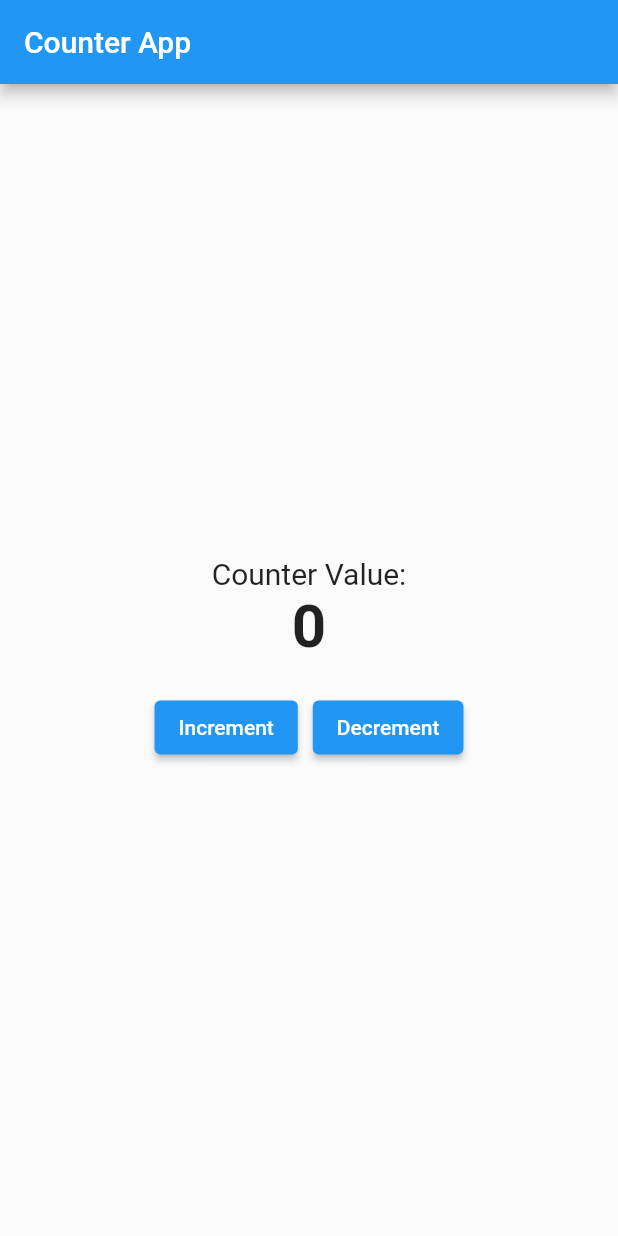
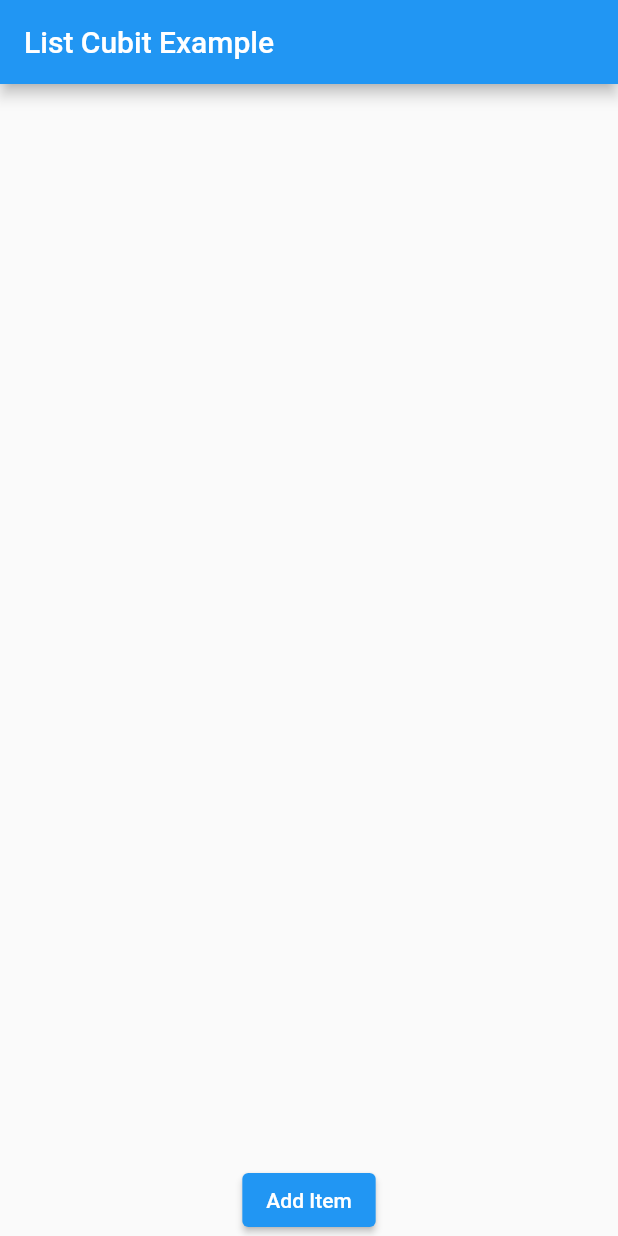
Before and after one commit to rohansolse/profiletrial, a Flutter app: the screen it shows after launch, on a phone screen of 412 x 824 dp. Run offline on Flutter 3.47's test engine with Material 2 defaults, Android fonts, the phone set to English and light mode, and no system bars; our stand-ins replace bloc, equatable, flutter_bloc.

Commit message:
list completed

```diff
--- a/lib/cubit/counter_cubit.dart
+++ /dev/null
@@ -1,9 +0,0 @@
-// counter_cubit.dart
-import 'package:bloc/bloc.dart';
-
-class CounterCubit extends Cubit<int> {
-  CounterCubit() : super(0);
-
-  void increment() => emit(state + 1);
-  void decrement() => emit(state - 1);
-}
--- /dev/null
+++ b/lib/cubit/list_cubit.dart
@@ -0,0 +1,12 @@
+// list_cubit.dart
+import 'package:bloc/bloc.dart';
+import 'package:my_app/cubit/list_state.dart';
+
+class ListCubit extends Cubit<ListState> {
+  ListCubit() : super(const ListState());
+
+  void addItem(String item) {
+    final updatedList = [...state.items, item];
+    emit(ListState(items: updatedList));
+  }
+}
--- /dev/null
+++ b/lib/cubit/list_state.dart
@@ -0,0 +1,11 @@
+// list_state.dart
+import 'package:equatable/equatable.dart';
+
+class ListState extends Equatable {
+  final List<String> items;
+
+  const ListState({this.items = const []});
+
+  @override
+  List<Object?> get props => [items];
+}
--- a/lib/main.dart
+++ b/lib/main.dart
@@ -1,8 +1,12 @@
 // main.dart
 import 'package:flutter/material.dart';
 import 'package:flutter_bloc/flutter_bloc.dart';
-import 'package:my_app/cubit/counter_cubit.dart';
-import 'package:my_app/widget/counter_view.dart';
+import 'package:my_app/cubit/list_cubit.dart';
+import 'package:my_app/cubit/list_state.dart';
+
+void main() {
+  runApp(const MyApp());
+}
 
 class MyApp extends StatelessWidget {
   const MyApp({super.key});
@@ -11,13 +15,46 @@ class MyApp extends StatelessWidget {
   Widget build(BuildContext context) {
     return MaterialApp(
       home: BlocProvider(
-        create: (context) => CounterCubit(),
-        child: const CounterView(),
+        create: (context) => ListCubit(),
+        child: const MyHomePage(),
       ),
     );
   }
 }
 
-void main() {
-  runApp(const MyApp());
+class MyHomePage extends StatelessWidget {
+  const MyHomePage({super.key});
+
+  @override
+  Widget build(BuildContext context) {
+    return Scaffold(
+      appBar: AppBar(
+        title: const Text('List Cubit Example'),
+      ),
+      body: BlocBuilder<ListCubit, ListState>(
+        builder: (context, state) {
+          return Column(
+            children: [
+              Expanded(
+                child: ListView.builder(
+                  itemCount: state.items.length,
+                  itemBuilder: (context, index) {
+                    return ListTile(
+                      title: Text(state.items[index]),
+                    );
+                  },
+                ),
+              ),
+              ElevatedButton(
+                onPressed: () {
+                  context.read<ListCubit>().addItem('New Item');
+                },
+                child: const Text('Add Item'),
+              ),
+            ],
+          );
+        },
+      ),
+    );
+  }
 }
--- a/lib/widget/counter_view.dart
+++ /dev/null
@@ -1,58 +0,0 @@
-// counter_view.dart
-import 'package:flutter/material.dart';
-import 'package:flutter_bloc/flutter_bloc.dart';
-import 'package:my_app/cubit/counter_cubit.dart';
-
-class CounterView extends StatelessWidget {
-  const CounterView({super.key});
-
-  @override
-  Widget build(BuildContext context) {
-    return Scaffold(
-      appBar: AppBar(
-        title: const Text('Counter App'),
-      ),
-      body: Center(
-        child: Column(
-          mainAxisAlignment: MainAxisAlignment.center,
-          children: [
-            const Text(
-              'Counter Value:',
-              style: TextStyle(fontSize: 20),
-            ),
-            BlocBuilder<CounterCubit, int>(
-              builder: (context, state) {
-                return Text(
-                  '$state',
-                  style: const TextStyle(
-                    fontSize: 40,
-                    fontWeight: FontWeight.bold,
-                  ),
-                );
-              },
-            ),
-            const SizedBox(height: 20),
-            Row(
-              mainAxisAlignment: MainAxisAlignment.center,
-              children: [
-                ElevatedButton(
-                  onPressed: () {
-                    context.read<CounterCubit>().increment();
-                  },
-                  child: const Text('Increment'),
-                ),
-                const SizedBox(width: 10),
-                ElevatedButton(
-                  onPressed: () {
-                    context.read<CounterCubit>().decrement();
-                  },
-                  child: const Text('Decrement'),
-                ),
-              ],
-            ),
-          ],
-        ),
-      ),
-    );
-  }
-}
--- a/pubspec.yaml
+++ b/pubspec.yaml
@@ -38,6 +38,7 @@ dependencies:
   scrollable_table_view: ^2.0.3
   bloc: ^7.0.0
   flutter_bloc: ^7.3.3
+  equatable: ^2.0.5
 
 dev_dependencies:
   flutter_test:
```
Also changed, not shown: pubspec.lock.
